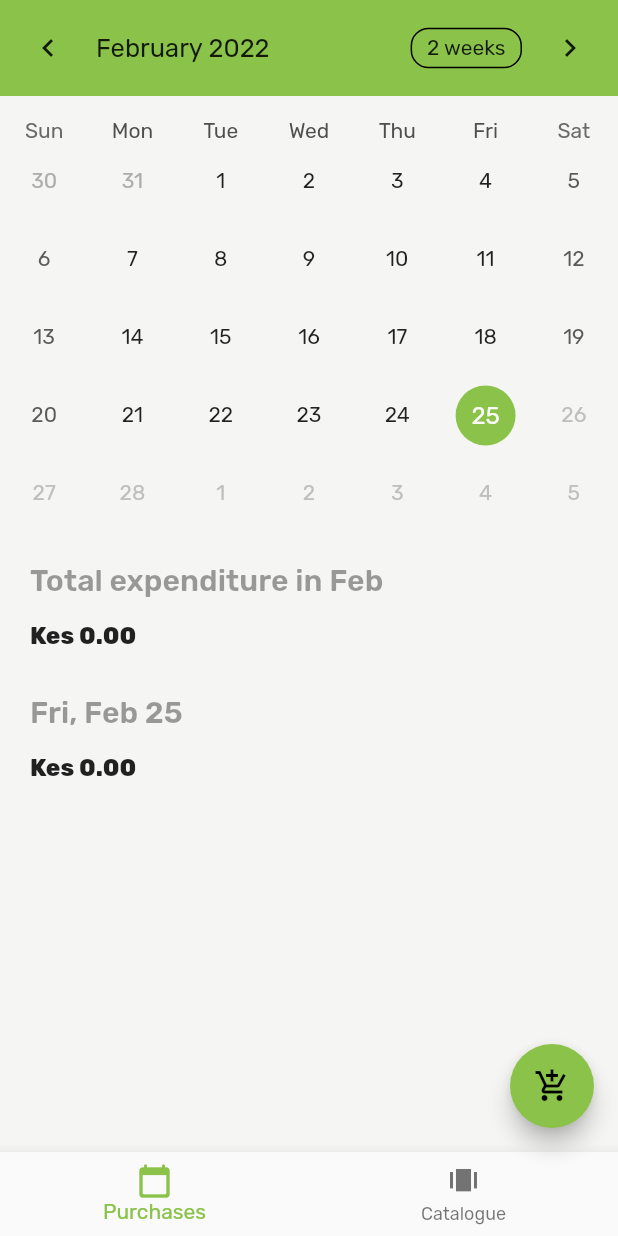
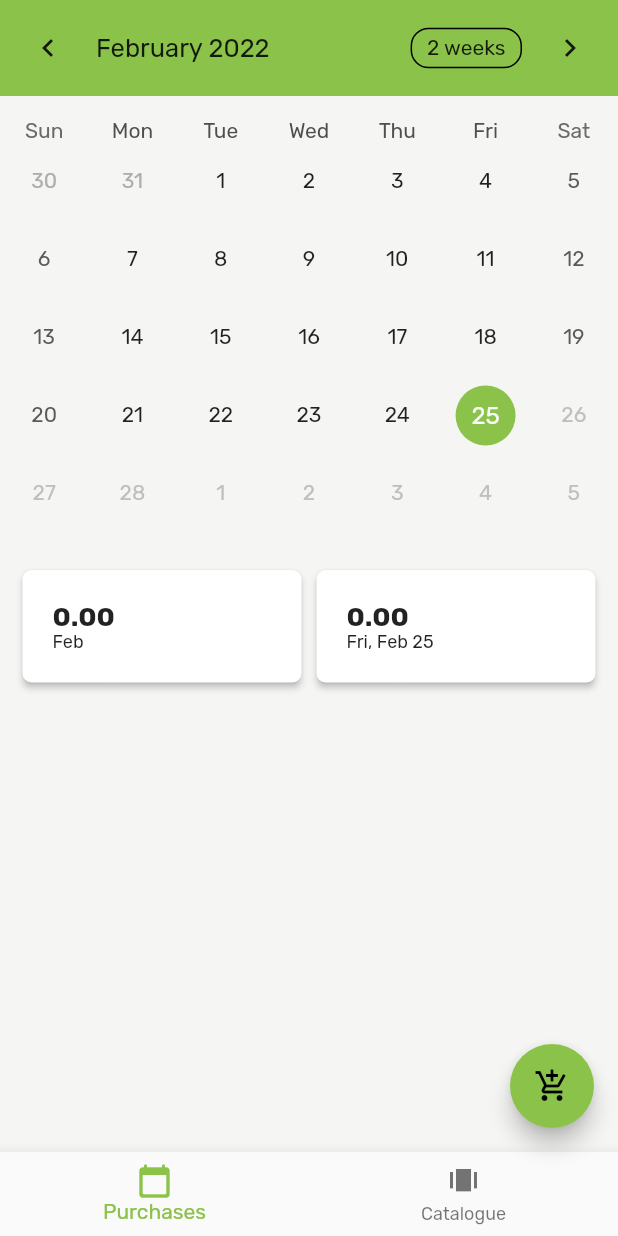
Before and after one commit to sanjeevbishnoi/shilingi, a Flutter app: the screen it shows after launch, on a phone screen of 412 x 824 dp. Run offline on Flutter 3.47's test engine with Material 2 defaults, Android fonts, the phone set to English and light mode, and no system bars; drawn by our look-alikes of table_calendar; our stand-ins replace azlistview, date_field, google_fonts, graphql_flutter, visibility_detector; missing offline and left inert: ms_undraw; network calls fail.

Commit message:
add stat cards + add graphql mutation for tag editing

```diff
--- a/app-flutter/lib/src/components/components.dart
+++ b/app-flutter/lib/src/components/components.dart
@@ -5,3 +5,4 @@ export './new_item.dart';
 export './text_field.dart';
 export './bottom_navigation.dart';
 export './classic_bottom_navbar.dart';
+export './stat_card.dart';
--- /dev/null
+++ b/app-flutter/lib/src/components/stat_card.dart
@@ -0,0 +1,43 @@
+import 'package:flutter/material.dart';
+
+import 'package:intl/intl.dart';
+
+var statFormat = NumberFormat('#,##0.00', 'en_US');
+
+class StatCard extends StatelessWidget {
+  final String title;
+  final double value;
+
+  const StatCard({Key? key, required this.title, required this.value})
+      : super(key: key);
+
+  @override
+  Widget build(BuildContext context) {
+    return Material(
+      elevation: 2,
+      color: Colors.transparent,
+      borderRadius: BorderRadius.circular(6.0),
+      child: Container(
+        decoration: BoxDecoration(
+          color: Colors.white,
+          borderRadius: BorderRadius.circular(6.0),
+        ),
+        padding: const EdgeInsets.symmetric(vertical: 20, horizontal: 20),
+        child: Column(
+          crossAxisAlignment: CrossAxisAlignment.start,
+          children: [
+            Text(
+              statFormat.format(value),
+              style:
+                  const TextStyle(fontSize: 18.0, fontWeight: FontWeight.w700),
+            ),
+            Text(
+              title,
+              style: const TextStyle(fontSize: 12.0),
+            ),
+          ],
+        ),
+      ),
+    );
+  }
+}
--- a/app-flutter/lib/src/pages/catalogue.dart
+++ b/app-flutter/lib/src/pages/catalogue.dart
@@ -2,6 +2,7 @@ import 'package:flutter/material.dart';
 
 import 'package:graphql_flutter/graphql_flutter.dart';
 import 'package:azlistview/azlistview.dart';
+import 'package:ms_undraw/ms_undraw.dart';
 
 import '../constants/constants.dart';
 import '../components/components.dart';
@@ -215,10 +216,21 @@ class _CataloguePageState extends State<CataloguePage> {
                 child: CircularProgressIndicator(),
               );
             } else if (result.hasException) {
-              return Center(
-                child: Padding(
-                  padding: const EdgeInsets.all(30.0),
-                  child: Text('${result.exception}'),
+              return Padding(
+                padding: const EdgeInsets.all(30.0),
+                child: Align(
+                  child: Column(
+                    mainAxisAlignment: MainAxisAlignment.center,
+                    crossAxisAlignment: CrossAxisAlignment.center,
+                    children: [
+                      UnDraw(
+                          height: 150.0,
+                          illustration: UnDrawIllustration.warning,
+                          color: Colors.redAccent),
+                      const Text('Unable to load items',
+                          style: TextStyle(fontSize: 18.0)),
+                    ],
+                  ),
                 ),
               );
             }
--- a/app-flutter/lib/src/pages/purchases.dart
+++ b/app-flutter/lib/src/pages/purchases.dart
@@ -51,40 +51,21 @@ class _PurchasesPageState extends State<PurchasesPage> {
       _widgets = [
         const SizedBox(height: 15.0),
         Padding(
-          padding: const EdgeInsets.symmetric(vertical: 5.0, horizontal: 20.0),
-          child: Text(
-            'Total expenditure in ${DateFormat("MMM").format(focusedDay)}',
-            style: const TextStyle(
-              color: Colors.black38,
-              fontWeight: FontWeight.w600,
-              fontSize: 20,
+          padding: const EdgeInsets.symmetric(vertical: 10, horizontal: 15),
+          child: IntrinsicHeight(
+            child: Row(
+              children: [
+                Expanded(
+                    child: StatCard(
+                        title: DateFormat('MMM').format(focusedDay),
+                        value: _monthExpenditure())),
+                const SizedBox(width: 10),
+                Expanded(
+                    child: StatCard(
+                        title: _getExpenditureText(),
+                        value: _getExpenditure())),
+              ],
             ),
-          ),
-        ),
-        Padding(
-          padding: const EdgeInsets.symmetric(vertical: 10.0, horizontal: 20.0),
-          child: Text(
-            'Kes ${formatAmt.format(_monthExpenditure())}',
-            style: const TextStyle(fontWeight: FontWeight.w800, fontSize: 16.0),
-          ),
-        ),
-        const SizedBox(height: 15.0),
-        Padding(
-          padding: const EdgeInsets.symmetric(vertical: 5.0, horizontal: 20.0),
-          child: Text(
-            _getExpenditureText(),
-            style: const TextStyle(
-              color: Colors.black38,
-              fontWeight: FontWeight.w600,
-              fontSize: 20,
-            ),
-          ),
-        ),
-        Padding(
-          padding: const EdgeInsets.symmetric(vertical: 10.0, horizontal: 20.0),
-          child: Text(
-            'Kes ${formatAmt.format(_getExpenditure())}',
-            style: const TextStyle(fontWeight: FontWeight.w800, fontSize: 16.0),
           ),
         ),
         const SizedBox(height: 15.0),
```
Also changed, not shown: 1 other file.
